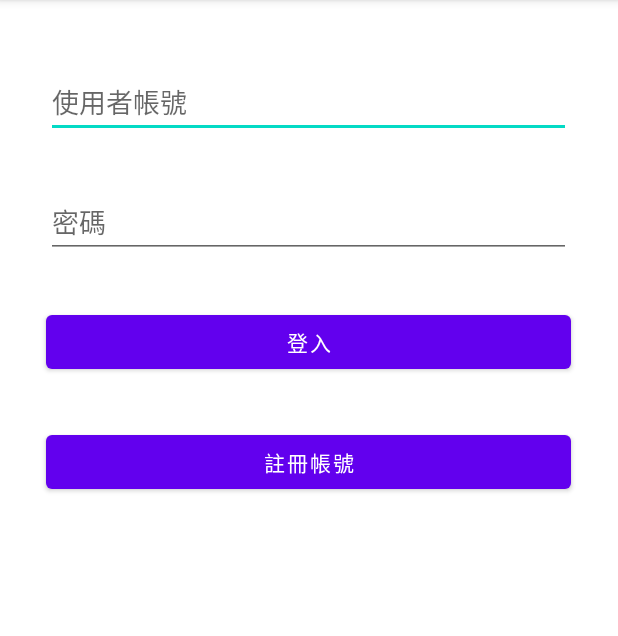
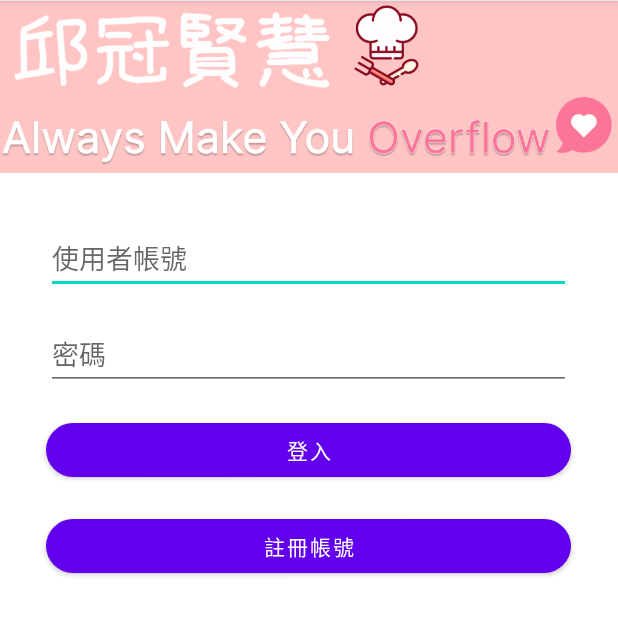
Before and after one commit to hongdreamer/IECS-1112-App-000, an Android app: the screen it shows after launch (LoginActivity), on a phone screen of 412 x 824 dp, the part 84-720 px from its top. Run offline under Robolectric (Android 15) with nearby library versions, the phone set to English and light mode, and no system bars.

Commit message:
do some layout modification.

```diff
--- a/Project/signin/app/src/main/res/layout/activity_cart.xml
+++ b/Project/signin/app/src/main/res/layout/activity_cart.xml
@@ -36,6 +36,7 @@
         android:layout_marginStart="32dp"
         android:layout_marginTop="24dp"
         android:layout_marginEnd="32dp"
+        app:cornerRadius="25dip"
         android:text="送出訂單"
         app:layout_constraintEnd_toEndOf="parent"
         app:layout_constraintStart_toStartOf="parent"
@@ -45,6 +46,7 @@
         android:id="@+id/btn_cart_back"
         android:layout_width="wrap_content"
         android:layout_height="wrap_content"
+        app:cornerRadius="25dip"
         android:text="Back"
         app:layout_constraintStart_toStartOf="parent"
         app:layout_constraintTop_toTopOf="parent" />
--- a/Project/signin/app/src/main/res/layout/activity_drink_detail.xml
+++ b/Project/signin/app/src/main/res/layout/activity_drink_detail.xml
@@ -17,6 +17,7 @@
             android:id="@+id/btn_drink_detail_back"
             android:layout_width="wrap_content"
             android:layout_height="wrap_content"
+            app:cornerRadius="25dip"
             android:text="Back" />
 
         <TextView
@@ -136,6 +137,7 @@
             android:id="@+id/btn_drink_add_to_cart"
             android:layout_width="match_parent"
             android:layout_height="wrap_content"
+            app:cornerRadius="25dip"
             android:text="Add To My Cart" />
 
     </LinearLayout>
--- a/Project/signin/app/src/main/res/layout/activity_login.xml
+++ b/Project/signin/app/src/main/res/layout/activity_login.xml
@@ -11,21 +11,21 @@
         android:layout_width="350dp"
         android:layout_height="wrap_content"
         android:layout_marginStart="16dp"
-        android:layout_marginTop="44dp"
+        android:layout_marginTop="32dp"
         android:layout_marginEnd="16dp"
         android:ems="10"
         android:hint="使用者帳號"
         android:inputType="text"
         app:layout_constraintEnd_toEndOf="parent"
-        app:layout_constraintHorizontal_bias="0.497"
+        app:layout_constraintHorizontal_bias="0.482"
         app:layout_constraintStart_toStartOf="parent"
-        app:layout_constraintTop_toTopOf="parent" />
+        app:layout_constraintTop_toBottomOf="@+id/imageView" />
 
     <EditText
         android:id="@+id/et_password"
         android:layout_width="350dp"
         android:layout_height="wrap_content"
-        android:layout_marginTop="32dp"
+        android:layout_marginTop="16dp"
         android:ems="10"
         android:hint="密碼"
         android:inputType="textPassword"
@@ -36,7 +36,8 @@
         android:id="@+id/btn_signin"
         android:layout_width="350dp"
         android:layout_height="wrap_content"
-        android:layout_marginTop="32dp"
+        android:layout_marginTop="16dp"
+        app:cornerRadius="25dip"
         android:text="登入"
         app:layout_constraintStart_toStartOf="@+id/et_password"
         app:layout_constraintTop_toBottomOf="@+id/et_password" />
@@ -45,8 +46,19 @@
         android:id="@+id/btn_signup"
         android:layout_width="350dp"
         android:layout_height="wrap_content"
-        android:layout_marginTop="32dp"
+        android:layout_marginTop="16dp"
+        app:cornerRadius="25dip"
         android:text="註冊帳號"
         app:layout_constraintStart_toStartOf="@+id/btn_signin"
         app:layout_constraintTop_toBottomOf="@+id/btn_signin" />
+
+    <ImageView
+        android:id="@+id/imageView"
+        android:layout_width="413dp"
+        android:layout_height="116dp"
+        app:layout_constraintEnd_toEndOf="parent"
+        app:layout_constraintHorizontal_bias="0.0"
+        app:layout_constraintStart_toStartOf="parent"
+        app:layout_constraintTop_toTopOf="parent"
+        app:srcCompat="@drawable/login_pic" />
 </androidx.constraintlayout.widget.ConstraintLayout>
--- a/Project/signin/app/src/main/res/layout/activity_meal_detail.xml
+++ b/Project/signin/app/src/main/res/layout/activity_meal_detail.xml
@@ -18,6 +18,7 @@
             android:id="@+id/btn_meal_detail_back"
             android:layout_width="wrap_content"
             android:layout_height="wrap_content"
+            app:cornerRadius="25dip"
             android:text="Back" />
 
         <TextView
@@ -76,8 +77,8 @@
             android:id="@+id/linearLayout_spiciness"
             android:layout_width="match_parent"
             android:layout_height="wrap_content"
-            android:orientation="horizontal"
-            android:layout_marginTop="15dp">
+            android:layout_marginTop="15dp"
+            android:orientation="horizontal">
 
             <TextView
                 android:id="@+id/tv_spiciness"
@@ -138,6 +139,7 @@
             android:id="@+id/btn_meal_add_to_cart"
             android:layout_width="match_parent"
             android:layout_height="wrap_content"
+            app:cornerRadius="25dip"
             android:text="Add To My Cart" />
 
 
--- a/Project/signin/app/src/main/res/layout/activity_menu.xml
+++ b/Project/signin/app/src/main/res/layout/activity_menu.xml
@@ -37,6 +37,7 @@
         android:layout_marginStart="32dp"
         android:layout_marginTop="24dp"
         android:layout_marginEnd="32dp"
+        app:cornerRadius="25dip"
         android:text="購物車"
         app:layout_constraintEnd_toEndOf="parent"
         app:layout_constraintHorizontal_bias="0.0"
@@ -47,6 +48,7 @@
         android:id="@+id/btn_menu_back"
         android:layout_width="wrap_content"
         android:layout_height="wrap_content"
+        app:cornerRadius="25dip"
         android:text="Back"
         app:layout_constraintStart_toStartOf="parent"
         app:layout_constraintTop_toTopOf="parent" />
--- a/Project/signin/app/src/main/res/layout/activity_show_detail.xml
+++ b/Project/signin/app/src/main/res/layout/activity_show_detail.xml
@@ -89,6 +89,7 @@
             android:id="@+id/btn_add_to_cart"
             android:layout_width="match_parent"
             android:layout_height="wrap_content"
+            app:cornerRadius="25dip"
             android:text="Add To My Cart" />
 
 
```
Also changed, not shown: Project/signin/app/src/main/res/layout/activity_finish.xml (+14 -13 lines), Project/signin/app/src/main/res/layout/activity_home_page.xml (+11 -2 lines), Project/signin/app/src/main/res/layout/activity_signup.xml (+16 -3 lines), Project/signin/app/src/main/res/drawable-v24/login_pic.png (added), Project/signin/app/src/main/res/drawable/ad_pic.png (added), Project/signin/app/src/main/res/drawable/finish_pic.png (added), Project/signin/app/src/main/res/drawable/homepage_pic.png (added).
